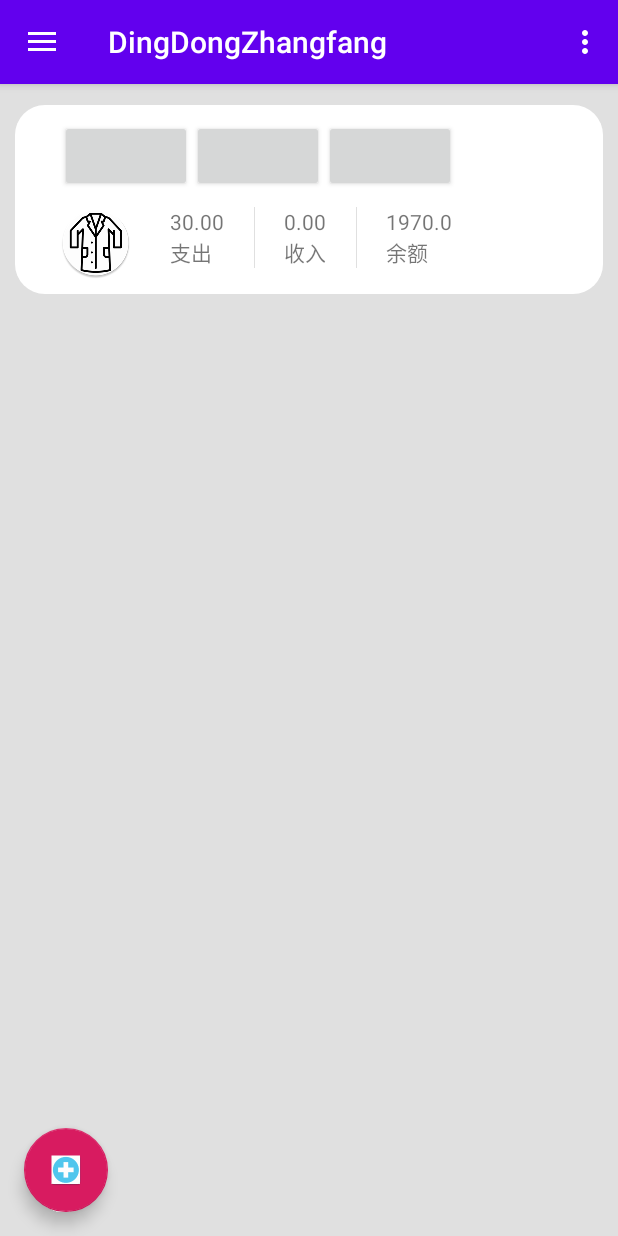
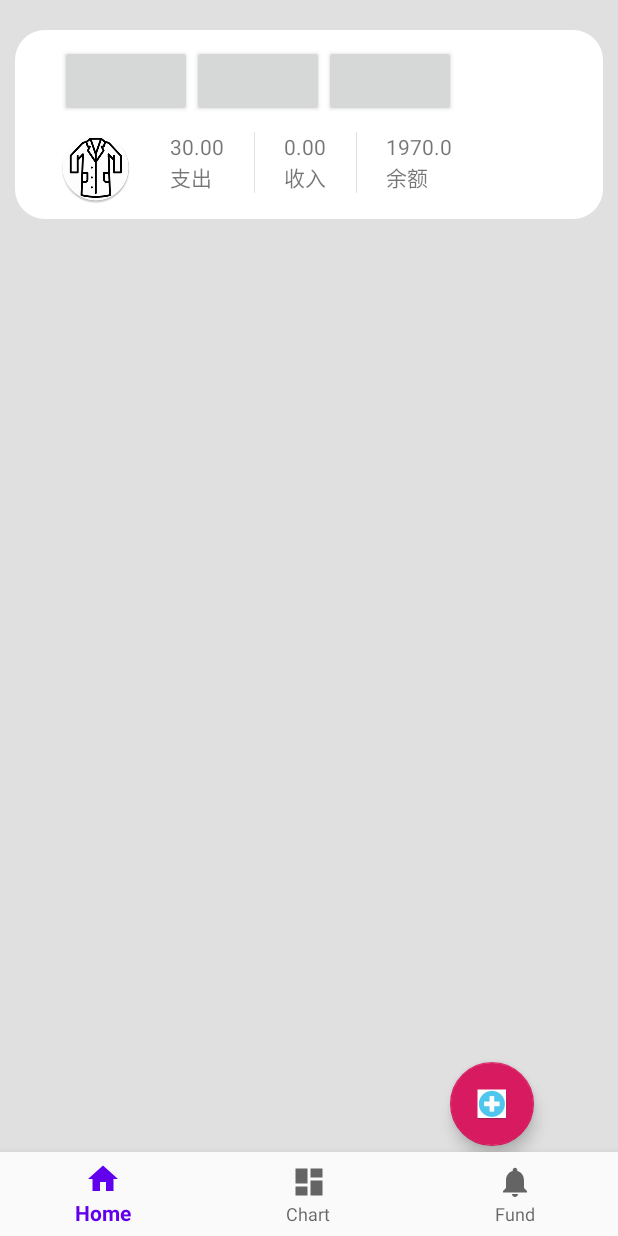
Before and after one commit to w-mj/DingDongZhangfang, an Android app: the screen it shows after launch (MainActivity), on a phone screen of 412 x 824 dp. Run offline under Robolectric (Android 15) with nearby library versions, the phone set to English and light mode, and no system bars; our stand-ins replace data binding; libraries missing offline, so code that uses them is left out: com.j256.ormlite; 1 statement that could not run was skipped.

Commit message:
navigation bar

```diff
--- a/app/src/main/java/com/dingdonginc/zhangfang/MainActivity.kt
+++ b/app/src/main/java/com/dingdonginc/zhangfang/MainActivity.kt
@@ -31,20 +31,48 @@ import kotlinx.android.synthetic.main.content_main.*
 import androidx.core.app.NotificationManagerCompat
 import androidx.databinding.DataBindingUtil
 import androidx.lifecycle.ViewModelProviders
+import androidx.viewpager.widget.ViewPager
 import com.dingdonginc.zhangfang.layoutservice.ContentMainAdapter
 import com.dingdonginc.zhangfang.layoutservice.DayAccountAdapter
+import com.dingdonginc.zhangfang.layoutservice.ViewPagerAdapter
 import com.dingdonginc.zhangfang.viewmodels.MainViewModel
+import com.google.android.material.bottomnavigation.BottomNavigationView
+import kotlinx.android.synthetic.main.activity_main.*
 import java.lang.Exception
 
-class MainActivity : AppCompatActivity(), NavigationView.OnNavigationItemSelectedListener {
+class MainActivity : AppCompatActivity(), BottomNavigationView.OnNavigationItemSelectedListener, ViewPager.OnPageChangeListener {
+    private var viewPager : ViewPager ?= null
+    private var bnv : BottomNavigationView ?= null
+    //ViewPagerListener override function
+    override fun onPageScrollStateChanged(state: Int) {
+    }
+
+    override fun onPageScrolled(position: Int, positionOffset: Float, positionOffsetPixels: Int) {
+    }
+
+    override fun onPageSelected(position: Int) {
+        val menuItem = bnv?.getMenu()?.getItem(position)
+        menuItem?.setChecked(true)
+    }
 
     override fun onCreate(savedInstanceState: Bundle?) {
         super.onCreate(savedInstanceState)
         val binding: com.dingdonginc.zhangfang.databinding.ActivityMainBinding = DataBindingUtil.setContentView(
             this, R.layout.activity_main)
-        //setContentView(R.layout.content_main)
+
         var vm = ViewModelProviders.of(this).get(MainViewModel::class.java)
+        viewPager = findViewById(R.id.viewpager)
+        bnv = findViewById(R.id.bottom_nav_view)
 
+        bnv?.setOnNavigationItemSelectedListener(this)
+        var lst = ArrayList<MainViewModel>()
+        lst.add(vm)
+        lst.add(vm)
+        lst.add(vm)
+        var adapter = ViewPagerAdapter<MainViewModel>(this, lst, BR.mainViewModel, R.layout.app_bar_main, getLayoutInflater())
+        viewPager?.setAdapter(adapter)
+        viewPager?.setPageTransformer(true, ViewPagerTransformer())
+        viewPager?.setOnPageChangeListener(this)
 
         binding?.let {
             it.mainViewModel = vm
@@ -74,23 +102,23 @@ class MainActivity : AppCompatActivity(), NavigationView.OnNavigationItemSelecte
         //KtoggleNotificationListenerService();
 
 
-        val toolbar: Toolbar = findViewById(R.id.toolbar)
-        setSupportActionBar(toolbar)
+//        val toolbar: Toolbar = findViewById(R.id.toolbar)
+//        setSupportActionBar(toolbar)
 
-        val fab: FloatingActionButton = findViewById(R.id.fab)
-        fab.setOnClickListener { view ->
-            Snackbar.make(view, "Replace with your own action", Snackbar.LENGTH_LONG)
-                .setAction("Action", null).show()
-        }
-        val drawerLayout: DrawerLayout = findViewById(R.id.drawer_layout)
-        val navView: NavigationView = findViewById(R.id.nav_view)
-        val toggle = ActionBarDrawerToggle(
-            this, drawerLayout, toolbar, R.string.navigation_drawer_open, R.string.navigation_drawer_close
-        )
-        drawerLayout.addDrawerListener(toggle)
-        toggle.syncState()
+//        val fab: FloatingActionButton = findViewById(R.id.fab)
+//        fab.setOnClickListener { view ->
+//            Snackbar.make(view, "Replace with your own action", Snackbar.LENGTH_LONG)
+//                .setAction("Action", null).show()
+//        }
+        //val drawerLayout: DrawerLayout = findViewById(R.id.drawer_layout)
+        //val navView: NavigationView = findViewById(R.id.nav_view)
+//        val toggle = ActionBarDrawerToggle(
+//            this, drawerLayout, toolbar, R.string.navigation_drawer_open, R.string.navigation_drawer_close
+//        )
+//        drawerLayout.addDrawerListener(toggle)
+//        toggle.syncState()
 
-        navView.setNavigationItemSelectedListener(this)
+        //navView.setNavigationItemSelectedListener(this)
 
 
     }
@@ -124,26 +152,17 @@ class MainActivity : AppCompatActivity(), NavigationView.OnNavigationItemSelecte
         // Handle navigation view listview_item clicks here.
         when (item.itemId) {
             R.id.nav_home -> {
-                // Handle the camera action
+                viewpager.setCurrentItem(0)
             }
-            R.id.nav_gallery -> {
-
+            R.id.nav_chart -> {
+                viewpager.setCurrentItem(1)
             }
-            R.id.nav_slideshow -> {
-
-            }
-            R.id.nav_tools -> {
-
-            }
-            R.id.nav_share -> {
-
-            }
-            R.id.nav_send -> {
-
+            R.id.nav_fund -> {
+                viewpager.setCurrentItem(2)
             }
         }
-        val drawerLayout: DrawerLayout = findViewById(R.id.drawer_layout)
-        drawerLayout.closeDrawer(GravityCompat.START)
+//        val drawerLayout: DrawerLayout = findViewById(R.id.drawer_layout)
+//        drawerLayout.closeDrawer(GravityCompat.START)
         return true
     }
 
@@ -171,6 +190,26 @@ class MainActivity : AppCompatActivity(), NavigationView.OnNavigationItemSelecte
         } catch (e: Exception) {
             e.printStackTrace()
         }
+    }
+
+    private class ViewPagerTransformer : ViewPager.PageTransformer{
+        override fun transformPage(page: View, position: Float) {
+            if (position < -1) {
+                page.setAlpha(0F);
+            } else if (position <= 0) {
+                // 左右移动，并且移除时变透明
+                page.setAlpha(1 + position);
+            } else if (position < 1) {
+                // 去除左右移动效果
+                page.setTranslationX(-page.getWidth() * position);
+                // 进入时变大，移除时变小
+                page.setScaleX(1 - position/2);
+                page.setScaleY(1 - position/2);
+                page.setAlpha(1 - position);
+            } else {
+                page.setAlpha(0F);
+            }
+        }
 
     }
 }
--- a/app/src/main/java/com/dingdonginc/zhangfang/layoutservice/BindiingAdapter.kt
+++ b/app/src/main/java/com/dingdonginc/zhangfang/layoutservice/BindiingAdapter.kt
@@ -6,6 +6,10 @@ import androidx.databinding.BindingAdapter
 import androidx.recyclerview.widget.LinearLayoutManager
 import androidx.recyclerview.widget.RecyclerView
 
+/*
+   为recyclerview 自定义属性 app:adapter
+   辅助绑定adapter
+*/
 class BindiingAdapter {
     companion object{
         @JvmStatic
--- a/app/src/main/java/com/dingdonginc/zhangfang/layoutservice/ContentMainAdapter.kt
+++ b/app/src/main/java/com/dingdonginc/zhangfang/layoutservice/ContentMainAdapter.kt
@@ -13,7 +13,9 @@ import com.dingdonginc.zhangfang.R
 import com.dingdonginc.zhangfang.databinding.DayAccountsBinding
 import com.dingdonginc.zhangfang.models.DayAccounts
 
+//Home Page 全部账单列表 adapter
 class ContentMainAdapter(var vid : Int,var list: ArrayList<DayAccounts>): RecyclerView.Adapter<ContentMainAdapter.MainViewHolder>() {
+    //set viewHolder
     override fun onCreateViewHolder(parent: ViewGroup, viewType: Int): MainViewHolder {
         val viewDataBinding = DataBindingUtil.inflate<DayAccountsBinding>(LayoutInflater.from(parent.context), R.layout.day_accounts, parent, false)
         return MainViewHolder(viewDataBinding)
@@ -21,11 +23,12 @@ class ContentMainAdapter(var vid : Int,var list: ArrayList<DayAccounts>): Recycl
 
     override fun getItemCount() = list.size
 
+    //set each list item
     override fun onBindViewHolder(holder: MainViewHolder, position: Int) {
         holder.viewDataBinding.setVariable(vid, list[position])
         holder.viewDataBinding.executePendingBindings()
     }
-
+    //viewHolder
     class MainViewHolder(viewDataBinding: ViewDataBinding) : RecyclerView.ViewHolder(viewDataBinding.root) {
         val viewDataBinding: ViewDataBinding = viewDataBinding
     }
--- a/app/src/main/java/com/dingdonginc/zhangfang/layoutservice/DayAccountAdapter.kt
+++ b/app/src/main/java/com/dingdonginc/zhangfang/layoutservice/DayAccountAdapter.kt
@@ -14,8 +14,9 @@ import com.dingdonginc.zhangfang.databinding.ListviewItemBinding
 import com.dingdonginc.zhangfang.models.Account
 import com.dingdonginc.zhangfang.models.Check
 
+//Home page 每日账单列表 adapter
 class DayAccountAdapter(var vid : Int,var list: ArrayList<Account>): RecyclerView.Adapter<DayAccountAdapter.MainViewHolder>() {
-
+    //set viewHolder
     override fun onCreateViewHolder(parent: ViewGroup, viewType: Int): MainViewHolder {
         val viewDataBinding = DataBindingUtil.inflate<ListviewItemBinding>(LayoutInflater.from(parent.context), R.layout.listview_item, parent, false)
         return MainViewHolder(viewDataBinding)
@@ -23,11 +24,13 @@ class DayAccountAdapter(var vid : Int,var list: ArrayList<Account>): RecyclerVie
 
     override fun getItemCount() = list.size
 
+    //binding each list item
     override fun onBindViewHolder(holder: MainViewHolder, position: Int) {
         holder.viewDataBinding.setVariable(vid, list[position])
         holder.viewDataBinding.executePendingBindings()
     }
 
+    //viewHolder
     class MainViewHolder(viewDataBinding: ViewDataBinding) : RecyclerView.ViewHolder(viewDataBinding.root) {
         val viewDataBinding: ViewDataBinding = viewDataBinding
     }
--- /dev/null
+++ b/app/src/main/java/com/dingdonginc/zhangfang/layoutservice/ViewPagerAdapter.kt
@@ -0,0 +1,35 @@
+package com.dingdonginc.zhangfang.layoutservice
+
+import android.content.Context
+import android.view.LayoutInflater
+import android.view.View
+import android.view.ViewGroup
+import androidx.databinding.DataBindingUtil
+import androidx.databinding.ViewDataBinding
+import androidx.viewpager.widget.PagerAdapter
+import com.dingdonginc.zhangfang.R
+import com.dingdonginc.zhangfang.databinding.DayAccountsBinding
+
+class ViewPagerAdapter<T>(val context : Context, var viewList : List<T>,
+                          val varId1 : Int, val layoutId : Int, val layoutInflater: LayoutInflater) : PagerAdapter() {
+
+    override fun isViewFromObject(view: View, `object`: Any): Boolean {
+        val binding : ViewDataBinding = `object` as ViewDataBinding
+        return view == binding.getRoot()
+    }
+
+    override fun getCount(): Int {
+        return viewList.size
+    }
+    //初始化ViewPager各页面
+    override fun instantiateItem(container: ViewGroup, position: Int): Any {
+        val binding : ViewDataBinding = DataBindingUtil.inflate(layoutInflater, layoutId, container, true)
+        binding.setVariable(varId1, viewList.get(position))
+        return binding
+    }
+
+    override fun destroyItem(container: ViewGroup, position: Int, `object`: Any) {
+        val binding : ViewDataBinding = `object` as ViewDataBinding
+        container.removeView(binding.getRoot())
+    }
+}
--- a/app/src/main/java/com/dingdonginc/zhangfang/viewmodels/MainViewModel.kt
+++ b/app/src/main/java/com/dingdonginc/zhangfang/viewmodels/MainViewModel.kt
@@ -1,19 +1,40 @@
 package com.dingdonginc.zhangfang.viewmodels
 
+import android.view.View
 import androidx.lifecycle.ViewModel
 import com.dingdonginc.zhangfang.BR
 import com.dingdonginc.zhangfang.layoutservice.ContentMainAdapter
 import com.dingdonginc.zhangfang.layoutservice.DayAccountAdapter
+import com.dingdonginc.zhangfang.models.Account
 import com.dingdonginc.zhangfang.models.Check
 import com.dingdonginc.zhangfang.models.DayAccounts
+import com.dingdonginc.zhangfang.models.Tag
 
 class MainViewModel : ViewModel(){
     var _contentMainAdapter : ContentMainAdapter ?= null
+    val list = ArrayList<DayAccounts>()
     init {
-        val list = ArrayList<DayAccounts>()
         list.add(DayAccounts())
         list.add(DayAccounts())
         list.add(DayAccounts())
         _contentMainAdapter = ContentMainAdapter(BR.dayAccounts, list)
     }
+
+    fun refresh(view: View){
+        list.add(DayAccounts())
+        _contentMainAdapter?.notifyDataSetChanged()
+    }
+
+    fun itemrefresh(view: View){
+        var account = Account()
+        account.tag = Tag()
+        account.tag.name = "支付宝"
+        account.tag.icon = 1
+        account.amount = -10
+        account.comment = "-8.00"
+        list[0].accounts.add(account)
+        list[1].accounts.add(account)
+        //list[0]._dayAccountAdapter.notifyDataSetChanged()
+        _contentMainAdapter?.notifyDataSetChanged()
+    }
 }
--- /dev/null
+++ b/app/src/main/res/drawable/ic_bottomnav_chart.xml
@@ -0,0 +1,9 @@
+<vector xmlns:android="http://schemas.android.com/apk/res/android"
+        android:width="24dp"
+        android:height="24dp"
+        android:viewportWidth="24.0"
+        android:viewportHeight="24.0">
+    <path
+            android:fillColor="#FF000000"
+            android:pathData="M3,13h8L11,3L3,3v10zM3,21h8v-6L3,15v6zM13,21h8L21,11h-8v10zM13,3v6h8L21,3h-8z"/>
+</vector>
--- /dev/null
+++ b/app/src/main/res/drawable/ic_bottomnav_fund.xml
@@ -0,0 +1,9 @@
+<vector xmlns:android="http://schemas.android.com/apk/res/android"
+        android:width="24dp"
+        android:height="24dp"
+        android:viewportWidth="24.0"
+        android:viewportHeight="24.0">
+    <path
+            android:fillColor="#FF000000"
+            android:pathData="M12,22c1.1,0 2,-0.9 2,-2h-4c0,1.1 0.89,2 2,2zM18,16v-5c0,-3.07 -1.64,-5.64 -4.5,-6.32L13.5,4c0,-0.83 -0.67,-1.5 -1.5,-1.5s-1.5,0.67 -1.5,1.5v0.68C7.63,5.36 6,7.92 6,11v5l-2,2v1h16v-1l-2,-2z"/>
+</vector>
--- /dev/null
+++ b/app/src/main/res/drawable/ic_bottomnav_home.xml
@@ -0,0 +1,9 @@
+<vector xmlns:android="http://schemas.android.com/apk/res/android"
+        android:width="24dp"
+        android:height="24dp"
+        android:viewportWidth="24.0"
+        android:viewportHeight="24.0">
+    <path
+            android:fillColor="#FF000000"
+            android:pathData="M10,20v-6h4v6h5v-8h3L12,3 2,12h3v8z"/>
+</vector>
--- a/app/src/main/res/layout/activity_main.xml
+++ b/app/src/main/res/layout/activity_main.xml
@@ -1,31 +1,48 @@
 <?xml version="1.0" encoding="utf-8"?>
-<layout xmlns:app="http://schemas.android.com/apk/res-auto">
+<layout xmlns:tools="http://schemas.android.com/tools" xmlns:app="http://schemas.android.com/apk/res-auto">
     <data>
         <variable name="mainViewModel"
                   type="com.dingdonginc.zhangfang.viewmodels.MainViewModel"/>
     </data>
-    <androidx.drawerlayout.widget.DrawerLayout xmlns:tools="http://schemas.android.com/tools"
+    <androidx.constraintlayout.widget.ConstraintLayout
                   xmlns:android="http://schemas.android.com/apk/res/android"
                   android:background="@color/colorGray"
                   android:id="@+id/drawer_layout"
                   android:layout_width="match_parent"
                   android:layout_height="match_parent"
                   android:fitsSystemWindows="true"
-                  tools:openDrawer="start"
                   android:orientation="vertical">
-    <include
-            layout="@layout/app_bar_main"
-            android:layout_width="match_parent"
-            android:layout_height="match_parent"
-            app:mainViewModel="@{mainViewModel}"/>
 
-    <com.google.android.material.navigation.NavigationView
-            android:id="@+id/nav_view"
-            android:layout_width="wrap_content"
-            android:layout_height="match_parent"
-            android:layout_gravity="start"
-            android:fitsSystemWindows="true"
-            app:headerLayout="@layout/nav_header_main"
-            app:menu="@menu/activity_main_drawer"/>
-    </androidx.drawerlayout.widget.DrawerLayout>
+        <androidx.viewpager.widget.ViewPager
+                android:id="@+id/viewpager"
+                android:layout_width="wrap_content"
+                android:layout_height="wrap_content"
+                tools:ignore="MissingConstraints"/>
+
+        <!--<include-->
+                <!--layout="@layout/app_bar_main"-->
+                <!--android:layout_width="match_parent"-->
+                <!--android:layout_height="match_parent"-->
+                <!--app:mainViewModel="@{mainViewModel}"/>-->
+
+        <com.google.android.material.bottomnavigation.BottomNavigationView
+                android:id="@+id/bottom_nav_view"
+                android:layout_width="0dp"
+                android:layout_height="wrap_content"
+                android:layout_marginEnd="0dp"
+                android:layout_marginStart="0dp"
+                android:background="?android:attr/windowBackground"
+                app:layout_constraintBottom_toBottomOf="parent"
+                app:layout_constraintLeft_toLeftOf="parent"
+                app:layout_constraintRight_toRightOf="parent"
+                app:menu="@menu/bottom_nav_menu" />
+        <!--<com.google.android.material.navigation.NavigationView-->
+                <!--android:id="@+id/nav_view"-->
+                <!--android:layout_width="wrap_content"-->
+                <!--android:layout_height="match_parent"-->
+                <!--android:layout_gravity="start"-->
+                <!--android:fitsSystemWindows="true"-->
+                <!--app:headerLayout="@layout/nav_header_main"-->
+                <!--app:menu="@menu/activity_main_drawer"/>-->
+    </androidx.constraintlayout.widget.ConstraintLayout>
 </layout>
--- a/app/src/main/res/layout/app_bar_main.xml
+++ b/app/src/main/res/layout/app_bar_main.xml
@@ -10,19 +10,19 @@
         android:layout_width="match_parent"
         android:layout_height="match_parent"
         tools:context=".MainActivity">
-    <com.google.android.material.appbar.AppBarLayout
-            android:layout_height="wrap_content"
-            android:layout_width="match_parent"
-            android:theme="@style/AppTheme.AppBarOverlay">
+    <!--<com.google.android.material.appbar.AppBarLayout-->
+            <!--android:layout_height="wrap_content"-->
+            <!--android:layout_width="match_parent"-->
+            <!--android:theme="@style/AppTheme.AppBarOverlay">-->
 
-        <androidx.appcompat.widget.Toolbar
-                android:id="@+id/toolbar"
-                android:layout_width="match_parent"
-                android:layout_height="?attr/actionBarSize"
-                android:background="?attr/colorPrimary"
-                app:popupTheme="@style/AppTheme.PopupOverlay"/>
+        <!--<androidx.appcompat.widget.Toolbar-->
+                <!--android:id="@+id/toolbar"-->
+                <!--android:layout_width="match_parent"-->
+                <!--android:layout_height="?attr/actionBarSize"-->
+                <!--android:background="?attr/colorPrimary"-->
+                <!--app:popupTheme="@style/AppTheme.PopupOverlay"/>-->
 
-    </com.google.android.material.appbar.AppBarLayout>
+    <!--</com.google.android.material.appbar.AppBarLayout>-->
 
     <include layout="@layout/content_main"
              app:mainViewModel="@{mainViewModel}"/>
@@ -32,7 +32,8 @@
             android:layout_width="wrap_content"
             android:layout_height="wrap_content"
             android:layout_gravity="bottom"
-            android:layout_margin="@dimen/fab_margin"
+            android:layout_marginLeft="@dimen/fab_marginleft"
+            android:layout_marginBottom="@dimen/fab_marginbottom"
             app:srcCompat="@mipmap/add"
             />
     <LinearLayout android:layout_width="match_parent" android:layout_height="wrap_content">
--- a/app/src/main/res/layout/content_main.xml
+++ b/app/src/main/res/layout/content_main.xml
@@ -7,7 +7,8 @@
     <LinearLayout xmlns:android="http://schemas.android.com/apk/res/android"
                    android:layout_width="fill_parent"
                    android:layout_height="wrap_content"
-                   android:layout_marginTop="70dp"
+                   android:layout_marginTop="20dp"
+                  android:paddingBottom="60dp"
                    android:orientation="vertical">
         <LinearLayout android:layout_width="fill_parent"
                       android:layout_height="wrap_content"
@@ -22,8 +23,10 @@
             <LinearLayout android:layout_width="wrap_content"
                           android:layout_height="wrap_content"
                           android:orientation="horizontal">
-            <Button android:layout_width="wrap_content" android:layout_height="wrap_content"/>
-            <Button android:layout_width="wrap_content" android:layout_height="wrap_content"/>
+                <Button android:layout_width="wrap_content" android:layout_height="wrap_content"
+                                  android:onClick="@{mainViewModel::refresh}"/>
+                <Button android:layout_width="wrap_content" android:layout_height="wrap_content"
+                                  android:onClick="@{mainViewModel::itemrefresh}"/>
                 <Button android:layout_width="wrap_content" android:layout_height="wrap_content"/>
             </LinearLayout>
             <LinearLayout android:layout_width="wrap_content"
--- a/app/src/main/res/menu/activity_main_drawer.xml
+++ b/app/src/main/res/menu/activity_main_drawer.xml
@@ -5,7 +5,7 @@
 
     <group android:checkableBehavior="single">
         <item
-                android:id="@+id/nav_home"
+                android:id="@+id/nav_homer"
                 android:icon="@drawable/ic_menu_camera"
                 android:title="@string/menu_home"/>
         <item
--- /dev/null
+++ b/app/src/main/res/menu/bottom_nav_menu.xml
@@ -0,0 +1,19 @@
+<?xml version="1.0" encoding="utf-8"?>
+<menu xmlns:android="http://schemas.android.com/apk/res/android">
+
+    <item
+            android:id="@+id/nav_home"
+            android:icon="@drawable/ic_bottomnav_home"
+            android:title="@string/title_home"/>
+
+    <item
+            android:id="@+id/nav_chart"
+            android:icon="@drawable/ic_bottomnav_chart"
+            android:title="@string/title_chart"/>
+
+    <item
+            android:id="@+id/nav_fund"
+            android:icon="@drawable/ic_bottomnav_fund"
+            android:title="@string/title_fund"/>
+
+</menu>
--- a/app/src/main/res/values/dimens.xml
+++ b/app/src/main/res/values/dimens.xml
@@ -4,5 +4,6 @@
     <dimen name="activity_vertical_margin">16dp</dimen>
     <dimen name="nav_header_vertical_spacing">8dp</dimen>
     <dimen name="nav_header_height">176dp</dimen>
-    <dimen name="fab_margin">16dp</dimen>
+    <dimen name="fab_marginleft">300dp</dimen>
+    <dimen name="fab_marginbottom">60dp</dimen>
 </resources>
--- a/app/src/main/res/values/strings.xml
+++ b/app/src/main/res/values/strings.xml
@@ -6,6 +6,10 @@
     <string name="nav_header_subtitle">android.studio@android.com</string>
     <string name="nav_header_desc">Navigation header</string>
     <string name="action_settings">Settings</string>
+    <!--bottom_nav_view-->
+    <string name="title_home">Home</string>
+    <string name="title_chart">Chart</string>
+    <string name="title_fund">Fund</string>
 
     <string name="menu_home">Home</string>
     <string name="menu_gallery">Gallery</string>
```
Also changed, not shown: gradle/wrapper/gradle-wrapper.properties. Lines whose indentation alone changed are shown as unchanged.
